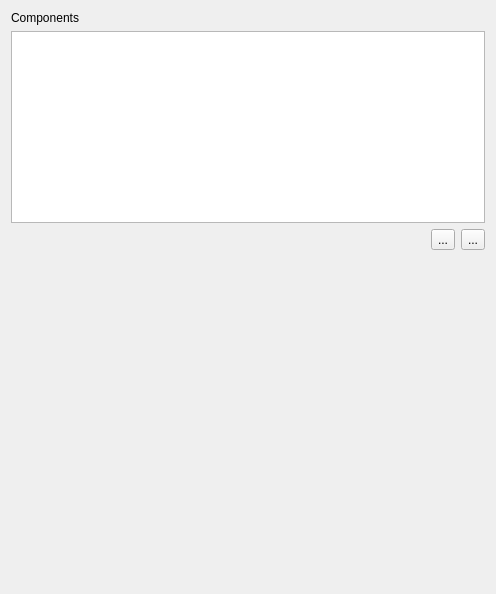
Old version of the form ui/entity_widget.ui in the repository dprandle/bbtoolkit.
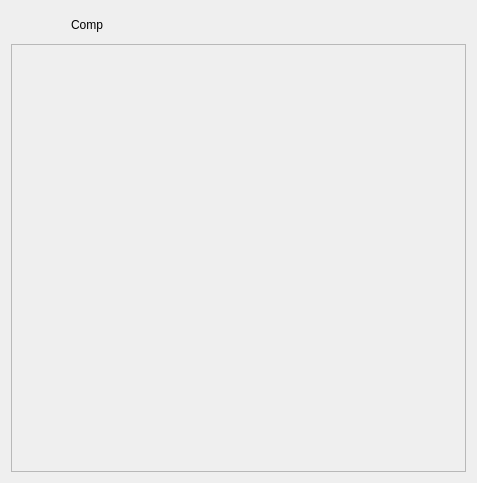
New version of the form. Icons and pictures are not drawn.

Commit message: Added component widgets and moved most code out of resource_dialog_prev and in to the appropriate resource widget

```diff
--- a/ui/entity_widget.ui
+++ b/ui/entity_widget.ui
@@ -6,49 +6,61 @@
    <rect>
     <x>0</x>
     <y>0</y>
-    <width>496</width>
-    <height>594</height>
+    <width>477</width>
+    <height>483</height>
    </rect>
   </property>
   <property name="windowTitle">
    <string>Form</string>
   </property>
+  <layout class="QVBoxLayout" name="verticalLayout_2">
+   <item>
   <layout class="QVBoxLayout" name="verticalLayout">
    <item>
-    <layout class="QGridLayout" name="gridLayout">
-     <item row="1" column="0">
-      <widget class="QListWidget" name="lw_comps">
-       <property name="sizePolicy">
-        <sizepolicy hsizetype="Minimum" vsizetype="Maximum">
-         <horstretch>0</horstretch>
-         <verstretch>0</verstretch>
-        </sizepolicy>
-       </property>
-       <property name="minimumSize">
-        <size>
-         <width>0</width>
-         <height>0</height>
-        </size>
-       </property>
-      </widget>
-     </item>
+      <layout class="QFormLayout" name="formLayout">
      <item row="0" column="0">
-      <widget class="QLabel" name="label">
-       <property name="maximumSize">
-        <size>
-         <width>16777215</width>
-         <height>17</height>
-        </size>
-       </property>
+        <layout class="QHBoxLayout" name="horizontalLayout">
+         <item>
+          <widget class="QToolButton" name="tb_prev">
+           <property name="text">
+            <string/>
+           </property>
+           <property name="icon">
+            <iconset resource="../toolkit.qrc">
+             <normaloff>:/Toolkit/icons/toolbars/prev.png</normaloff>:/Toolkit/icons/toolbars/prev.png</iconset>
+           </property>
+           <property name="autoRaise">
+            <bool>true</bool>
+           </property>
+          </widget>
+         </item>
+         <item>
+          <widget class="QToolButton" name="tb_next">
        <property name="text">
-        <string>Components</string>
-       </property>
-      </widget>
-     </item>
-     <item row="2" column="0">
-      <layout class="QHBoxLayout" name="horizontalLayout_2">
+            <string/>
+           </property>
+           <property name="icon">
+            <iconset resource="../toolkit.qrc">
+             <normaloff>:/Toolkit/icons/toolbars/next.png</normaloff>:/Toolkit/icons/toolbars/next.png</iconset>
+           </property>
+           <property name="autoRaise">
+            <bool>true</bool>
+           </property>
+          </widget>
+         </item>
+        </layout>
+       </item>
+       <item row="0" column="1">
+        <layout class="QHBoxLayout" name="horizontalLayout_3">
        <item>
-        <spacer name="horizontalSpacer_3">
+          <widget class="QLabel" name="lbl_component">
+           <property name="text">
+            <string>Comp</string>
+           </property>
+          </widget>
+         </item>
+         <item>
+          <spacer name="horizontalSpacer">
          <property name="orientation">
           <enum>Qt::Horizontal</enum>
          </property>
@@ -61,26 +73,25 @@
         </spacer>
        </item>
        <item>
-        <widget class="QToolButton" name="tb_del_comp">
+          <widget class="QToolButton" name="tb_back">
          <property name="text">
-          <string>...</string>
+            <string/>
          </property>
          <property name="icon">
           <iconset resource="../toolkit.qrc">
-           <normaloff>:/VecTB/icons/toolbars/Delete.png</normaloff>
-           <disabledoff>:/VecTB/icons/toolbars/Delete_Disabled.png</disabledoff>:/VecTB/icons/toolbars/Delete.png</iconset>
-         </property>
-        </widget>
-       </item>
-       <item>
-        <widget class="QToolButton" name="tb_add_comp">
-         <property name="text">
-          <string>...</string>
-         </property>
-         <property name="icon">
-          <iconset resource="../toolkit.qrc">
-           <normaloff>:/VecTB/icons/toolbars/New_Map.png</normaloff>
-           <disabledoff>:/VecTB/icons/toolbars/New_Map_Disabled.png</disabledoff>:/VecTB/icons/toolbars/New_Map.png</iconset>
+             <normaloff>:/Toolkit/icons/toolbars/nav_back.png</normaloff>:/Toolkit/icons/toolbars/nav_back.png</iconset>
+           </property>
+           <property name="iconSize">
+            <size>
+             <width>20</width>
+             <height>20</height>
+            </size>
+           </property>
+           <property name="popupMode">
+            <enum>QToolButton::InstantPopup</enum>
+           </property>
+           <property name="autoRaise">
+            <bool>true</bool>
          </property>
         </widget>
        </item>
@@ -91,10 +102,10 @@
    <item>
     <widget class="QScrollArea" name="sa_data">
      <property name="frameShape">
-      <enum>QFrame::NoFrame</enum>
+        <enum>QFrame::StyledPanel</enum>
      </property>
      <property name="lineWidth">
-      <number>0</number>
+        <number>1</number>
      </property>
      <property name="widgetResizable">
       <bool>true</bool>
@@ -104,12 +115,14 @@
        <rect>
         <x>0</x>
         <y>0</y>
-        <width>478</width>
-        <height>322</height>
+          <width>455</width>
+          <height>424</height>
        </rect>
       </property>
      </widget>
     </widget>
+     </item>
+    </layout>
    </item>
   </layout>
  </widget>
```
Lines whose indentation alone changed are shown as unchanged. The commit also changes 62 other files.
